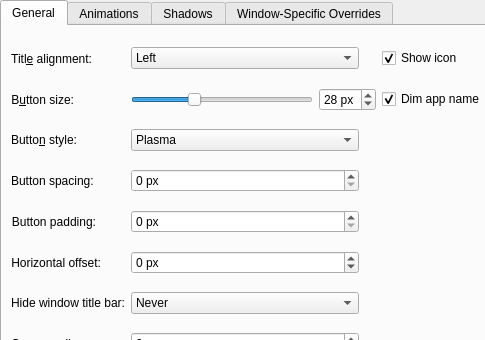
The window that config/ui/breezeconfigurationui.ui (Rudraksh88/KustomBreezeEnhanced) describes before a commit, drawn with Qt 5; both pictures show x 0 to 485 and y 0 to 340 of the 843 by 814 pixel window.
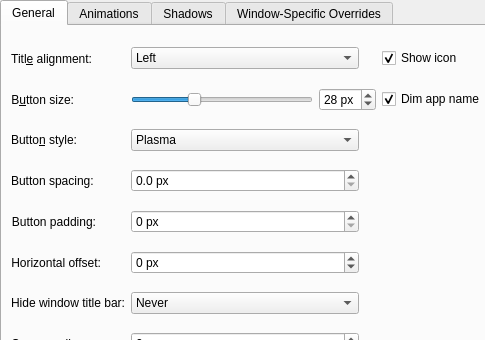
The same window after the commit. Custom widgets are drawn as their Qt base class.

Commit message: feat: support fractional button spacing

What changed in the file:
```diff
--- a/config/ui/breezeconfigurationui.ui
+++ b/config/ui/breezeconfigurationui.ui
@@ -135,13 +135,22 @@
         </widget>
        </item>
        <item row="3" column="2">
-        <widget class="QSpinBox" name="buttonSpacing">
+        <widget class="QDoubleSpinBox" name="buttonSpacing">
          <property name="suffix">
           <string> px</string>
          </property>
          <property name="prefix">
           <string/>
          </property>
+         <property name="decimals">
+          <number>1</number>
+         </property>
+         <property name="maximum">
+          <double>99.000000000000000</double>
+         </property>
+         <property name="singleStep">
+          <double>0.500000000000000</double>
+         </property>
         </widget>
        </item>
         <item row="14" column="1">
```
The commit also changes 4 other files.
